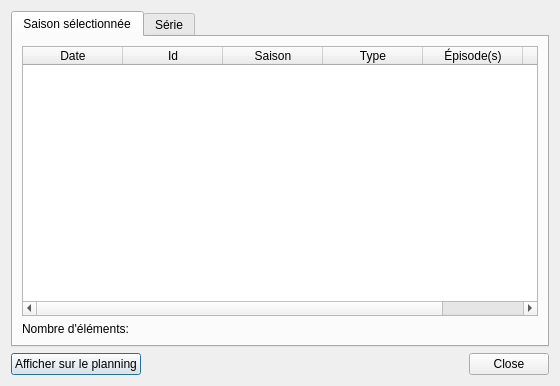
This is src/ui/dialogs/view_history.ui in seigneurfuo/MyAnimeManager3 as Qt 5 draws it before an edit. The edited form follows.
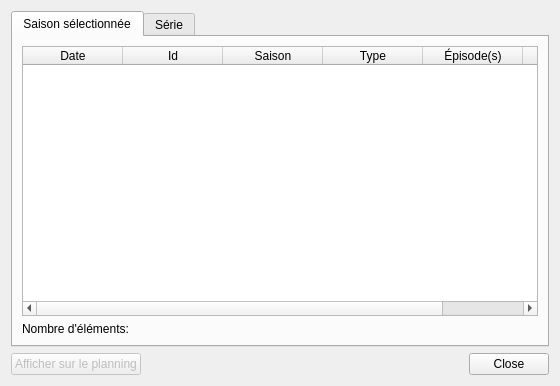
This is the edited form. Icons and pictures are not drawn.

Commit message: On grise par défaut le bout dans la liste des visonnages car aucun élément n'est sélectionné.

```diff
--- a/src/ui/dialogs/view_history.ui
+++ b/src/ui/dialogs/view_history.ui
@@ -162,6 +162,9 @@
     <layout class="QHBoxLayout" name="horizontalLayout_2">
      <item>
       <widget class="QPushButton" name="pushButton">
+       <property name="enabled">
+        <bool>false</bool>
+       </property>
        <property name="text">
         <string>Afficher sur le planning</string>
        </property>
```
The commit also changes 1 other file.
